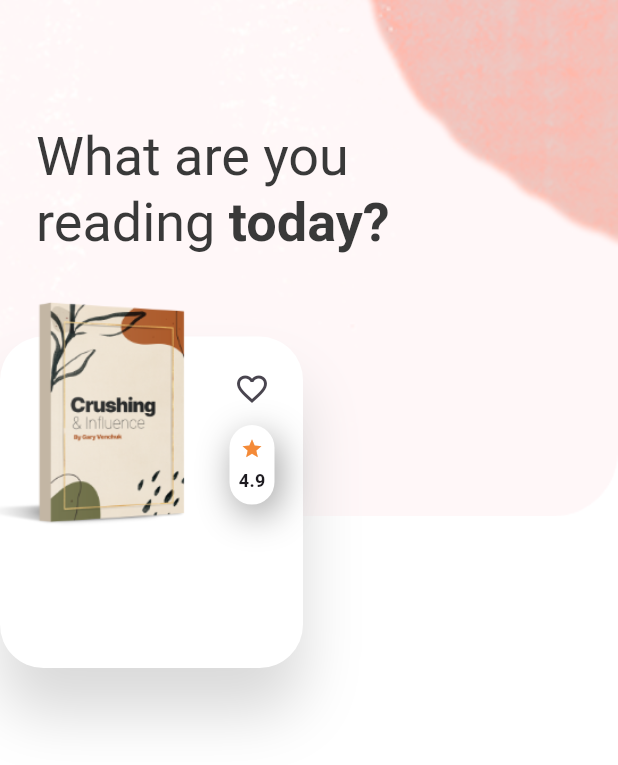
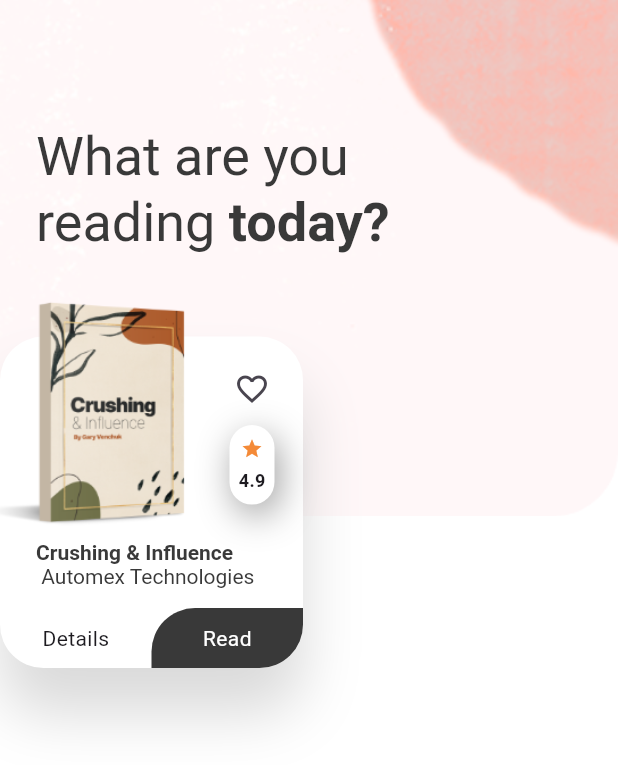
Before and after one commit to brianmujjuni/Ebook-flutter-application, a Flutter app: the HomeScreen screen opened directly, on a phone screen of 412 x 824 dp. Shown: the top 765 px of the screen. Run offline on Flutter 3.47's test engine with Material 3 defaults, Android fonts, the phone set to English and light mode, and no system bars.

Commit message:
create two rounded button

```diff
--- a/lib/screens/home_screen.dart
+++ b/lib/screens/home_screen.dart
@@ -82,6 +82,49 @@ class HomeScreen extends StatelessWidget {
                         )
                       ],
                     ),
+                  ),
+                  Positioned(
+                    top: 160,
+                    child: Container(
+                      height: 85,
+                      width: 202,
+                      child: Column(
+                        crossAxisAlignment: CrossAxisAlignment.start,
+                        children: [
+                          Padding(
+                            padding: const EdgeInsets.only(left: 24),
+                            child: RichText(
+                              text: TextSpan(
+                                style: TextStyle(color: kBlackColor),
+                                children: [
+                                  TextSpan(
+                                    text: "Crushing & Influence\n ",
+                                    style: TextStyle(
+                                      fontWeight: FontWeight.bold,
+                                    ),
+                                  ),
+                                  TextSpan(
+                                      text: "Automex Technologies",
+                                      style: TextStyle(color: kBlackColor))
+                                ],
+                              ),
+                            ),
+                          ),
+                          Spacer(),
+                          Row(
+                            children: [
+                              Container(
+                                width: 101,
+                                padding: EdgeInsets.symmetric(vertical: 10),
+                                alignment: Alignment.center,
+                                child: Text("Details"),
+                              ),
+                              Expanded(child: TwoRoundedButton(text: "Read",press: (){},))
+                            ],
+                          ),
+                        ],
+                      ),
+                    ),
                   )
                 ],
               ),
@@ -92,3 +135,34 @@ class HomeScreen extends StatelessWidget {
     );
   }
 }
+
+class TwoRoundedButton extends StatelessWidget {
+  final String text;
+  final double radious = 29;
+  final VoidCallback press;
+  const TwoRoundedButton({
+    super.key,
+    required this.text,
+    required this.press,
+  });
+
+  @override
+  Widget build(BuildContext context) {
+    return GestureDetector(
+      onTap: press,
+      child: Container(
+        alignment: Alignment.center,
+        padding: EdgeInsets.symmetric(vertical: 10),
+        decoration: BoxDecoration(
+          color: kBlackColor,
+          borderRadius: BorderRadius.only(
+              topLeft: Radius.circular(29), bottomRight: Radius.circular(29)),
+        ),
+        child: Text(
+          text,
+          style: TextStyle(color: Colors.white),
+        ),
+      ),
+    );
+  }
+}
```
